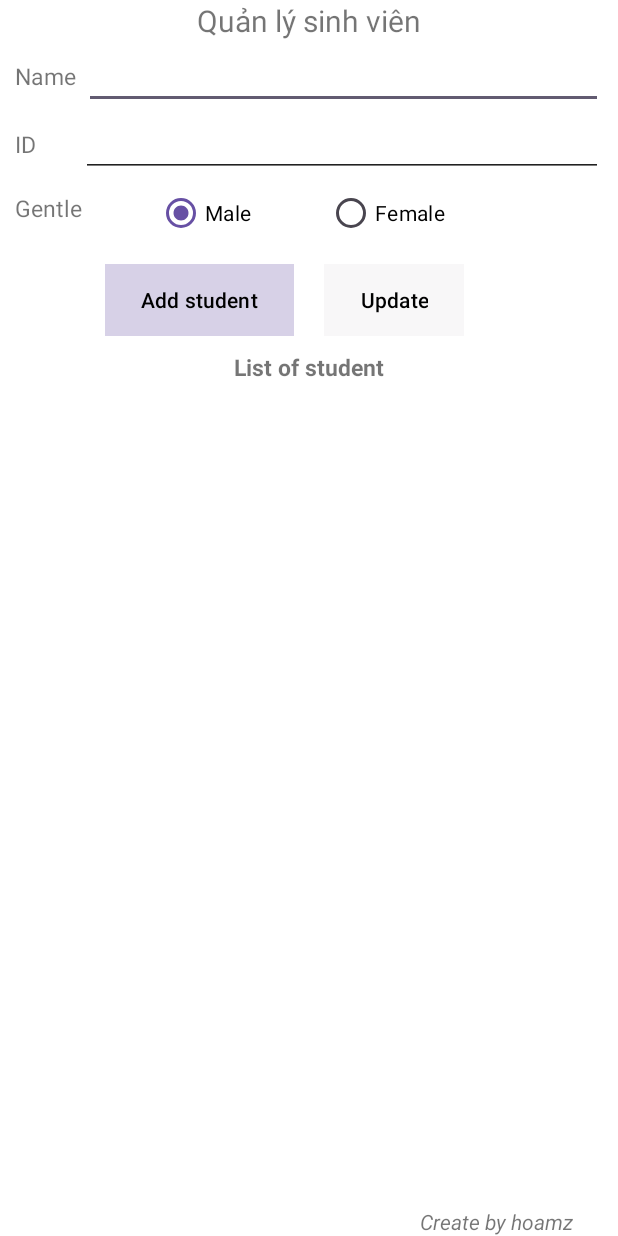
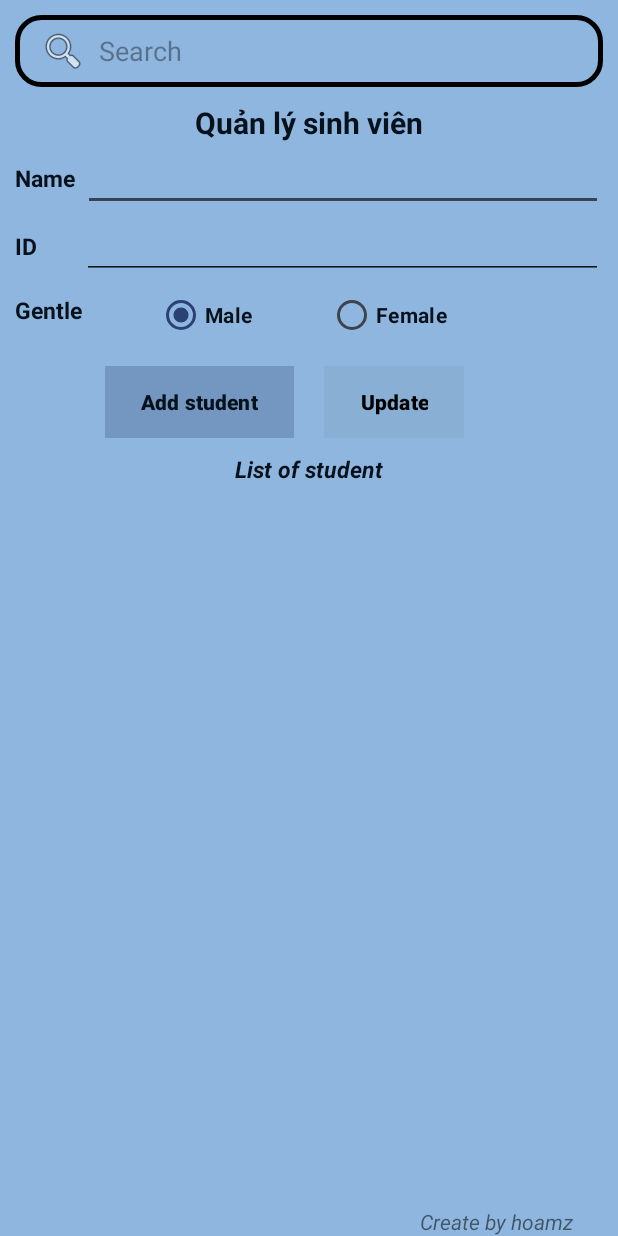
Before and after one commit to Hoamz123/android, an Android app: the layout activity_main.xml on its own in the app's theme, with its tools: preview values and no code run, on a phone screen of 412 x 824 dp. Run offline under Robolectric (Android 15) with nearby library versions, the phone set to English and light mode, and no system bars.

Commit message:
update day 29/11 bo sung them thu vien cỉrcleImage,chinh them + Layout + onLongListener

```diff
--- /dev/null
+++ b/app/src/main/res/drawable/search.xml
@@ -0,0 +1,19 @@
+<?xml version="1.0" encoding="utf-8"?>
+<selector xmlns:android="http://schemas.android.com/apk/res/android">
+
+    <item>
+        <shape android:shape="rectangle">
+            <!-- bo goc -->
+            <corners android:bottomRightRadius="16dp"
+                android:topLeftRadius="16dp"
+                android:topRightRadius="16dp"
+                android:bottomLeftRadius="16dp">
+            </corners>
+            <!-- canh vien -->
+            <stroke android:color="@color/black"
+                android:width="3dp">
+            </stroke>
+        </shape>
+    </item>
+
+</selector>
--- a/app/src/main/res/layout/activity_main.xml
+++ b/app/src/main/res/layout/activity_main.xml
@@ -5,8 +5,9 @@
     android:id="@+id/main"
     android:layout_width="match_parent"
     android:layout_height="match_parent"
+    android:background="@color/background_color"
+    android:backgroundTint="@color/background_color"
     android:theme="@style/ThemeOverlay.AppCompat.DayNight.ActionBar"
-    android:background="@color/white"
     tools:context=".MainActivity">
 
 
@@ -14,38 +15,48 @@
         android:id="@+id/txtViewQlsv"
         android:layout_width="match_parent"
         android:layout_height="wrap_content"
+        android:gravity="center"
         android:text="@string/qlsv"
+        android:textColor="#06111C"
         android:textSize="20sp"
-        android:gravity="center"
-        app:layout_constraintTop_toTopOf="parent"
+        android:textStyle="bold"
+        app:layout_constraintEnd_toEndOf="parent"
         app:layout_constraintStart_toStartOf="parent"
-        app:layout_constraintEnd_toEndOf="parent"
-        >
+        app:layout_constraintTop_toBottomOf="@id/search"
+        app:layout_constraintBottom_toTopOf="@id/linear1">
+
     </TextView>
 
     <LinearLayout
         android:id="@+id/linear1"
         android:layout_width="match_parent"
         android:layout_height="wrap_content"
-        app:layout_constraintTop_toBottomOf="@id/txtViewQlsv"
+        app:layout_constraintEnd_toEndOf="parent"
         app:layout_constraintStart_toStartOf="parent"
-        app:layout_constraintEnd_toEndOf="parent">
+        app:layout_constraintTop_toBottomOf="@id/txtViewQlsv">
 
         <TextView
             android:id="@+id/txtName"
             android:layout_width="wrap_content"
             android:layout_height="wrap_content"
+            android:layout_marginStart="10dp"
             android:text="@string/name"
+            android:textColor="#06111C"
             android:textSize="15sp"
-            android:layout_marginStart="10dp">
+            android:textStyle="bold">
+
         </TextView>
+
         <EditText
             android:id="@+id/edTextName"
-            android:inputType="text"
             android:layout_width="match_parent"
             android:layout_height="wrap_content"
             android:layout_marginStart="5dp"
-            android:layout_marginEnd="10dp">
+            android:layout_marginEnd="10dp"
+            android:inputType="text"
+            android:textColor="#06111C"
+            android:textStyle="bold">
+
         </EditText>
 
     </LinearLayout>
@@ -55,26 +66,31 @@
         android:id="@+id/linear2"
         android:layout_width="match_parent"
         android:layout_height="wrap_content"
-        app:layout_constraintTop_toBottomOf="@id/linear1"
+        app:layout_constraintEnd_toEndOf="parent"
         app:layout_constraintStart_toStartOf="parent"
-        app:layout_constraintEnd_toEndOf="parent">
+        app:layout_constraintTop_toBottomOf="@id/linear1">
 
         <TextView
             android:id="@+id/txtID"
             android:layout_width="wrap_content"
             android:layout_height="wrap_content"
+            android:layout_marginStart="10dp"
             android:text="@string/maSv"
+            android:textColor="#06111C"
             android:textSize="15sp"
-            android:layout_marginStart="10dp">
+            android:textStyle="bold">
+
         </TextView>
 
         <EditText
             android:id="@+id/edTextId"
-            android:inputType="text"
             android:layout_width="match_parent"
             android:layout_height="wrap_content"
             android:layout_marginStart="30dp"
-            android:layout_marginEnd="10dp">
+            android:layout_marginEnd="10dp"
+            android:inputType="text"
+            android:textColor="#06111C"
+            android:textStyle="bold">
         </EditText>
 
     </LinearLayout>
@@ -84,10 +100,10 @@
         android:id="@+id/linear3"
         android:layout_width="match_parent"
         android:layout_height="wrap_content"
-        app:layout_constraintTop_toBottomOf="@id/linear2"
         android:orientation="horizontal"
+        app:layout_constraintEnd_toEndOf="parent"
         app:layout_constraintStart_toStartOf="parent"
-        app:layout_constraintEnd_toEndOf="parent">
+        app:layout_constraintTop_toBottomOf="@id/linear2">
 
         <TextView
             android:layout_width="wrap_content"
@@ -96,7 +112,9 @@
             android:layout_marginTop="10dp"
             android:gravity="center"
             android:text="@string/txtGioiTinh"
-            android:textSize="15sp">
+            android:textColor="#06111C"
+            android:textSize="15sp"
+            android:textStyle="bold">
         </TextView>
 
 
@@ -110,10 +128,12 @@
             <RadioButton
                 android:id="@+id/radioBtnMale"
                 android:layout_width="wrap_content"
-                android:checked="true"
                 android:layout_height="wrap_content"
                 android:layout_marginStart="50dp"
-                android:text="@string/Nam">
+                android:checked="true"
+                android:text="@string/Nam"
+                android:textColor="#06111C"
+                android:textStyle="bold">
             </RadioButton>
 
             <RadioButton
@@ -121,7 +141,9 @@
                 android:layout_width="wrap_content"
                 android:layout_height="wrap_content"
                 android:layout_marginStart="50dp"
-                android:text="@string/Nu">
+                android:text="@string/Nu"
+                android:textColor="#06111C"
+                android:textStyle="bold">
             </RadioButton>
 
         </RadioGroup>
@@ -130,12 +152,12 @@
 
     <LinearLayout
         android:id="@id/linear4"
-        android:layout_marginTop="10dp"
         android:layout_width="match_parent"
         android:layout_height="wrap_content"
-        app:layout_constraintTop_toBottomOf="@id/linear3"
+        android:layout_marginTop="10dp"
+        app:layout_constraintEnd_toEndOf="parent"
         app:layout_constraintStart_toStartOf="parent"
-        app:layout_constraintEnd_toEndOf="parent">
+        app:layout_constraintTop_toBottomOf="@id/linear3">
 
         <Button
             android:id="@+id/btnAddPle"
@@ -144,7 +166,8 @@
             android:layout_marginStart="70dp"
             android:background="#43BDBDBD"
             android:text="@string/add"
-            android:textColor="@color/black">
+            android:textColor="#06111C"
+            android:textStyle="bold">
         </Button>
 
         <Button
@@ -152,25 +175,27 @@
             android:layout_width="wrap_content"
             android:layout_height="wrap_content"
             android:layout_marginStart="20dp"
-            android:background="#43BDBDBD"
+            android:background="#5ABDBDBD"
+            android:enabled="false"
             android:text="@string/update"
-            android:enabled="false"
-            android:textColor="@color/black">
+            android:textColor="@color/black"
+            android:textStyle="bold">
         </Button>
     </LinearLayout>
 
     <TextView
         android:id="@+id/txtListSt"
-        android:layout_marginTop="10dp"
         android:layout_width="match_parent"
         android:layout_height="wrap_content"
+        android:layout_marginTop="10dp"
+        android:gravity="center"
         android:text="@string/listSt"
+        android:textColor="#06111C"
         android:textSize="15sp"
-        android:gravity="center"
-        android:textStyle="bold"
-        app:layout_constraintTop_toBottomOf="@id/linear4"
+        android:textStyle="italic|bold"
+        app:layout_constraintEnd_toEndOf="parent"
         app:layout_constraintStart_toStartOf="parent"
-        app:layout_constraintEnd_toEndOf="parent">
+        app:layout_constraintTop_toBottomOf="@id/linear4">
     </TextView>
 
     <androidx.recyclerview.widget.RecyclerView
@@ -182,19 +207,46 @@
         app:layout_constraintHorizontal_bias="1.0"
         app:layout_constraintStart_toStartOf="parent"
         app:layout_constraintTop_toBottomOf="@id/txtListSt">
+
     </androidx.recyclerview.widget.RecyclerView>
 
     <TextView
+        android:id="@+id/textView"
         android:layout_width="match_parent"
         android:layout_height="wrap_content"
+        android:layout_marginStart="280dp"
         android:text="@string/createBy"
-        android:layout_marginStart="280dp"
         android:textStyle="italic"
         app:layout_constraintBottom_toBottomOf="parent"
         app:layout_constraintEnd_toEndOf="parent"
         app:layout_constraintHorizontal_bias="0.0"
         app:layout_constraintStart_toStartOf="parent"
         app:layout_constraintVertical_bias="0.0">
+
     </TextView>
 
+    <androidx.appcompat.widget.SearchView
+        android:id="@+id/search"
+        android:layout_width="match_parent"
+        android:layout_height="wrap_content"
+
+        android:background="@drawable/search"
+        app:closeIcon="@drawable/delete"
+        app:searchIcon="@android:drawable/ic_menu_search"
+
+
+        app:iconifiedByDefault="false"
+        app:searchHintIcon="@null"
+        android:focusable="false"
+        app:queryHint="@string/search"
+
+        android:layout_margin="10dp"
+        app:layout_constraintStart_toStartOf="parent"
+        app:layout_constraintEnd_toEndOf="parent"
+        app:layout_constraintTop_toTopOf="parent"
+        app:layout_constraintBottom_toTopOf="@id/txtViewQlsv">
+
+    </androidx.appcompat.widget.SearchView>
+
+
 </androidx.constraintlayout.widget.ConstraintLayout>
--- a/app/src/main/res/values/colors.xml
+++ b/app/src/main/res/values/colors.xml
@@ -2,4 +2,7 @@
 <resources>
     <color name="black">#FF000000</color>
     <color name="white">#FFFFFFFF</color>
+    <color name="background_color">#8EB6DE</color>  <!-- Nền sáng -->
+    <color name="text_color">#000000</color>        <!-- Chữ tối -->
+    <color name="w">#E0E0E0</color>
 </resources>
--- a/app/src/main/res/values/strings.xml
+++ b/app/src/main/res/values/strings.xml
@@ -14,4 +14,5 @@
     <string name="delete">Delete</string>
     <string name="Search">Search</string>
     <string name="createBy">Create by hoamz</string>
+    <string name="search">Search</string>
 </resources>
--- a/app/src/main/res/values/themes.xml
+++ b/app/src/main/res/values/themes.xml
@@ -1,6 +1,6 @@
 <resources xmlns:tools="http://schemas.android.com/tools">
     <!-- Base application theme. -->
-    <style name="Base.Theme.CRUD_2" parent="Theme.Material3.DayNight">
+    <style name="Base.Theme.CRUD_2" parent="Theme.Material3.DynamicColors.DayNight.NoActionBar">
         <!-- Customize your light theme here. -->
         <!-- <item name="colorPrimary">@color/my_light_primary</item>
         Theme.Material3.DayNight: se co thanh toolbar ,mac dinh
```
Also changed, not shown: app/src/main/java/com/example/crud_2/MainActivity.java (+21 -24 lines), app/src/main/java/com/example/crud_2/Model/MyAdapter.java (+12 -20 lines), app/src/main/res/layout/item_detail.xml (+7 -17 lines), app/src/main/res/menu/main_menu.xml (deleted, +0 -14 lines), app/src/main/res/drawable/background.png (added), app/src/main/res/drawable/bg.png (added), app/src/main/res/drawable/delete.png (added).
